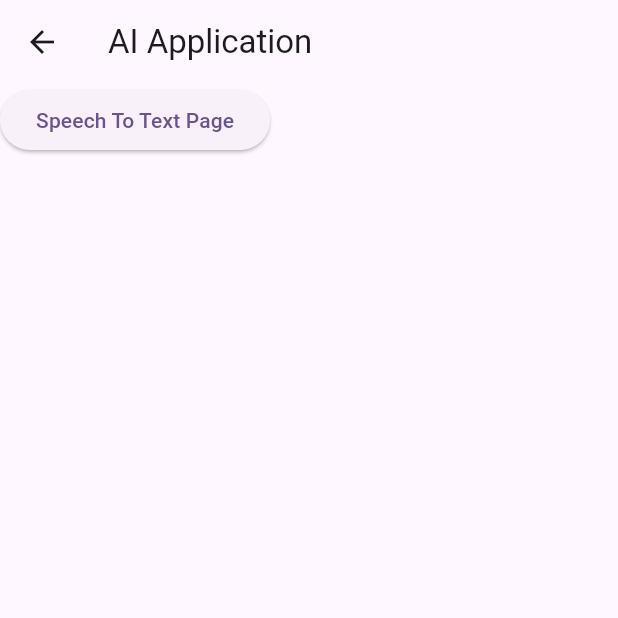
After one commit to riyan-dcosta/ai_application_dct, a Flutter app: the HomePage screen opened directly, after a tap on "Speech To Text Page", on a phone screen of 412 x 824 dp, the top half of it. The commit adds this screen. Run offline on Flutter 3.47's test engine with Material 2 defaults, Android fonts, the phone set to English and light mode, and no system bars; our stand-ins replace auto_route.

Commit message:
auto_router and clean architecture

```diff
--- /dev/null
+++ b/lib/core/routes/auto_router_object.dart
@@ -0,0 +1,20 @@
+import 'package:ai_application_dct/features/home_page/presentation/views/home_page.dart';
+import 'package:ai_application_dct/features/speech_to_text/presentation/views/speech_to_text_page.dart';
+import 'package:auto_route/auto_route.dart';
+
+part 'auto_router_object.gr.dart';
+
+// class AutoRouterSingleton {
+//   static final routeConfig = AppRouter();
+//
+//   AutoRouterSingleton._();
+// }
+
+@AutoRouterConfig()
+class AppRouter extends _$AppRouter {
+  @override
+  List<AutoRoute> get routes => [
+        AutoRoute(page: HomeRoute.page, initial: true),
+        AutoRoute(page: SpeechToTextRoute.page),
+      ];
+}
--- /dev/null
+++ b/lib/features/home_page/presentation/views/home_page.dart
@@ -0,0 +1,26 @@
+
+
+import 'package:ai_application_dct/core/routes/auto_router_object.dart';
+import 'package:auto_route/auto_route.dart';
+import 'package:flutter/material.dart';
+
+@RoutePage()
+class HomePage extends StatelessWidget {
+  const HomePage({super.key});
+
+  @override
+  Widget build(BuildContext context) {
+    return Scaffold(
+      appBar: AppBar(
+        title: const Text('AI Application'),
+      ),
+      body: Column(
+        children: [
+          ElevatedButton(onPressed: (){
+            context.router.push(const SpeechToTextRoute());
+          }, child: const Text("Speech To Text Page"))
+        ],
+      ),
+    );
+  }
+}
--- a/lib/main.dart
+++ b/lib/main.dart
@@ -1,33 +1,29 @@
+import 'package:ai_application_dct/core/routes/auto_router_object.dart';
 import 'package:flutter/material.dart';
 
 void main() {
   runApp(const MyApp());
 }
 
+class MainPage extends StatelessWidget {
+  const MainPage({super.key});
+
+  @override
+  Widget build(BuildContext context) {
+    return MaterialApp.router(
+      routerConfig: AppRouter().config(),
+    );
+  }
+}
+
 class MyApp extends StatelessWidget {
   const MyApp({super.key});
 
-  // This widget is the root of your application.
   @override
   Widget build(BuildContext context) {
     return MaterialApp(
       title: 'Flutter Demo',
       theme: ThemeData(
-        // This is the theme of your application.
-        //
-        // TRY THIS: Try running your application with "flutter run". You'll see
-        // the application has a blue toolbar. Then, without quitting the app,
-        // try changing the seedColor in the colorScheme below to Colors.green
-        // and then invoke "hot reload" (save your changes or press the "hot
-        // reload" button in a Flutter-supported IDE, or press "r" if you used
-        // the command line to start the app).
-        //
-        // Notice that the counter didn't reset back to zero; the application
-        // state is not lost during the reload. To reset the state, use hot
-        // restart instead.
-        //
-        // This works for code too, not just values: Most code changes can be
-        // tested with just a hot reload.
         colorScheme: ColorScheme.fromSeed(seedColor: Colors.deepPurple),
         useMaterial3: true,
       ),
@@ -38,15 +34,6 @@ class MyApp extends StatelessWidget {
 
 class MyHomePage extends StatefulWidget {
   const MyHomePage({super.key, required this.title});
-
-  // This widget is the home page of your application. It is stateful, meaning
-  // that it has a State object (defined below) that contains fields that affect
-  // how it looks.
-
-  // This class is the configuration for the state. It holds the values (in this
-  // case the title) provided by the parent (in this case the App widget) and
-  // used by the build method of the State. Fields in a Widget subclass are
-  // always marked "final".
 
   final String title;
 
@@ -59,50 +46,19 @@ class _MyHomePageState extends State<MyHomePage> {
 
   void _incrementCounter() {
     setState(() {
-      // This call to setState tells the Flutter framework that something has
-      // changed in this State, which causes it to rerun the build method below
-      // so that the display can reflect the updated values. If we changed
-      // _counter without calling setState(), then the build method would not be
-      // called again, and so nothing would appear to happen.
       _counter++;
     });
   }
 
   @override
   Widget build(BuildContext context) {
-    // This method is rerun every time setState is called, for instance as done
-    // by the _incrementCounter method above.
-    //
-    // The Flutter framework has been optimized to make rerunning build methods
-    // fast, so that you can just rebuild anything that needs updating rather
-    // than having to individually change instances of widgets.
     return Scaffold(
       appBar: AppBar(
-        // TRY THIS: Try changing the color here to a specific color (to
-        // Colors.amber, perhaps?) and trigger a hot reload to see the AppBar
-        // change color while the other colors stay the same.
         backgroundColor: Theme.of(context).colorScheme.inversePrimary,
-        // Here we take the value from the MyHomePage object that was created by
-        // the App.build method, and use it to set our appbar title.
         title: Text(widget.title),
       ),
       body: Center(
-        // Center is a layout widget. It takes a single child and positions it
-        // in the middle of the parent.
         child: Column(
-          // Column is also a layout widget. It takes a list of children and
-          // arranges them vertically. By default, it sizes itself to fit its
-          // children horizontally, and tries to be as tall as its parent.
-          //
-          // Column has various properties to control how it sizes itself and
-          // how it positions its children. Here we use mainAxisAlignment to
-          // center the children vertically; the main axis here is the vertical
-          // axis because Columns are vertical (the cross axis would be
-          // horizontal).
-          //
-          // TRY THIS: Invoke "debug painting" (choose the "Toggle Debug Paint"
-          // action in the IDE, or press "p" in the console), to see the
-          // wireframe for each widget.
           mainAxisAlignment: MainAxisAlignment.center,
           children: <Widget>[
             const Text(
@@ -119,7 +75,7 @@ class _MyHomePageState extends State<MyHomePage> {
         onPressed: _incrementCounter,
         tooltip: 'Increment',
         child: const Icon(Icons.add),
-      ), // This trailing comma makes auto-formatting nicer for build methods.
+      ),
     );
   }
 }
```
Also changed, not shown: lib/features/speech_to_text/presentation/views/speech_to_text_page.dart (added, +12 -0 lines), lib/features/text_to_speech_page/presentation/views/text_to_speech_page.dart (added, +13 -0 lines), pubspec.yaml (+9 -70 lines), lib/core/routes/auto_router_object.gr.dart (added), pubspec.lock.
